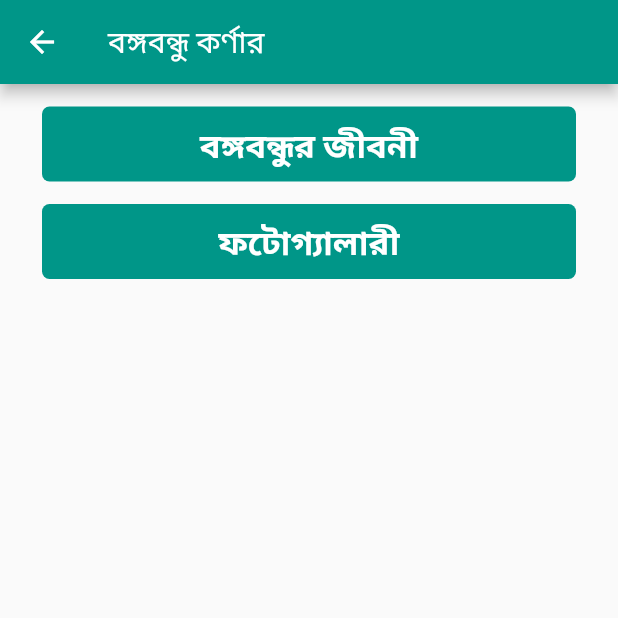
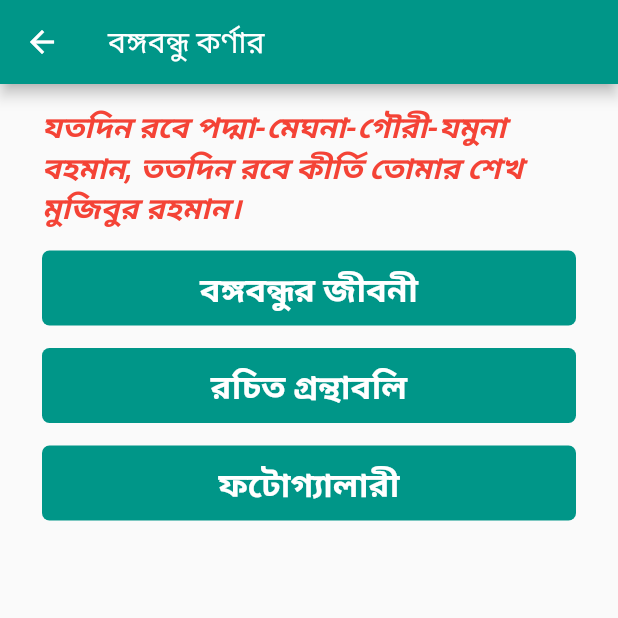
Before and after one commit to imranlaskar/bijoy, a Flutter app: the BangobandhuCornar screen opened directly, on a phone screen of 412 x 824 dp, the top half of it. Run offline on Flutter 3.47's test engine with Material 2 defaults, Android fonts, the light colour scheme and no system bars; our stand-ins replace carousel_slider, firebase_core, firebase_storage, flutter_slider_drawer; accounts and stored records are empty; statements that could not run were skipped.

Commit message:
21-01-22

```diff
--- a/lib/screen/bangobandhu_cornar/bangobandhu_cornar.dart
+++ b/lib/screen/bangobandhu_cornar/bangobandhu_cornar.dart
@@ -1,4 +1,5 @@
 import 'package:bijoy/screen/bangobandhu_cornar/screen/bangobandhu_jiboni.dart';
+import 'package:bijoy/screen/bangobandhu_cornar/screen/book.dart';
 import 'package:bijoy/screen/bangobandhu_cornar/screen/photo_gallary.dart';
 import 'package:bijoy/utill/color.dart';
 import 'package:flutter/material.dart';
@@ -22,6 +23,19 @@ class _BangobandhuCornarState extends State<BangobandhuCornar> {
         children: [
           SizedBox(height: 15,),
           Padding(
+            padding: const EdgeInsets.only(left: 28.0,right: 28),
+            child: Center(
+              child: Text("যতদিন রবে পদ্মা-মেঘনা-গৌরী-যমুনা বহমান, ততদিন রবে কীর্তি তোমার শেখ মুজিবুর রহমান।",
+                style: TextStyle(
+                  fontStyle: FontStyle.italic,
+                  fontSize: 20,
+                  fontWeight: FontWeight.bold,
+                  color: Colors.red
+                ),),
+            ),
+          ),
+          SizedBox(height: 15,),
+          Padding(
             padding: const EdgeInsets.only(left: 28.0,right: 28,),
             child: InkWell(
               onTap: (){
@@ -31,12 +45,38 @@ class _BangobandhuCornarState extends State<BangobandhuCornar> {
               child: Container(
                 decoration: BoxDecoration(
                   color: allColors.appColor,
-                  borderRadius: BorderRadius.circular(5)
+                  borderRadius: BorderRadius.circular(5),
                 ),
                   alignment: Alignment.center,
                   height: 50,
                   width: MediaQuery.of(context).size.width,
                   child: Text("বঙ্গবন্ধুর জীবনী",
+                    style: TextStyle(
+                        color: Colors.white,
+                        fontSize: 22,
+                        fontWeight: FontWeight.bold
+                    ),
+                  )
+              ),
+            ),
+          ),
+          SizedBox(height: 15,),
+          Padding(
+            padding: const EdgeInsets.only(left: 28.0,right: 28,),
+            child: InkWell(
+              onTap: (){
+                Navigator.push(context,
+                    MaterialPageRoute(builder: (context)=>BookPage()));
+              },
+              child: Container(
+                  decoration: BoxDecoration(
+                      color: allColors.appColor,
+                      borderRadius: BorderRadius.circular(5)
+                  ),
+                  alignment: Alignment.center,
+                  height: 50,
+                  width: MediaQuery.of(context).size.width,
+                  child: Text("রচিত গ্রন্থাবলি",
                     style: TextStyle(
                         color: Colors.white,
                         fontSize: 22,
--- a/pubspec.yaml
+++ b/pubspec.yaml
@@ -65,8 +65,6 @@ flutter:
 
   # To add assets to your application, add an assets section, like this:
   assets:
-    - assets/bangobondhu/
-    - assets/old_image/
     - assets/birsesto/
     - assets/image/
   #   - images/a_dot_ham.jpeg
```
Also changed, not shown: lib/screen/bangobandhu_cornar/screen/book.dart (added, +85 -0 lines), lib/screen/bangobandhu_cornar/screen/book_details.dart (added, +15 -0 lines).
